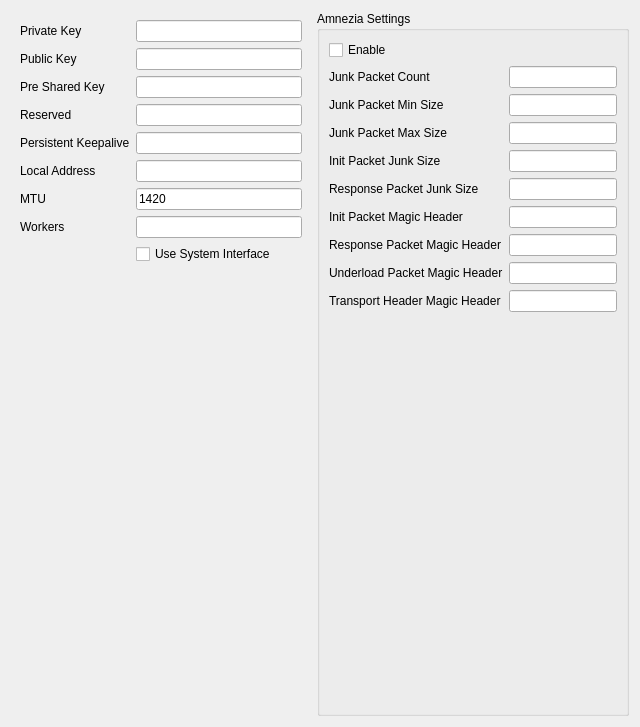
Userbash/Neko_Throne, file include/ui/profile/edit_wireguard.ui: the form before one commit.
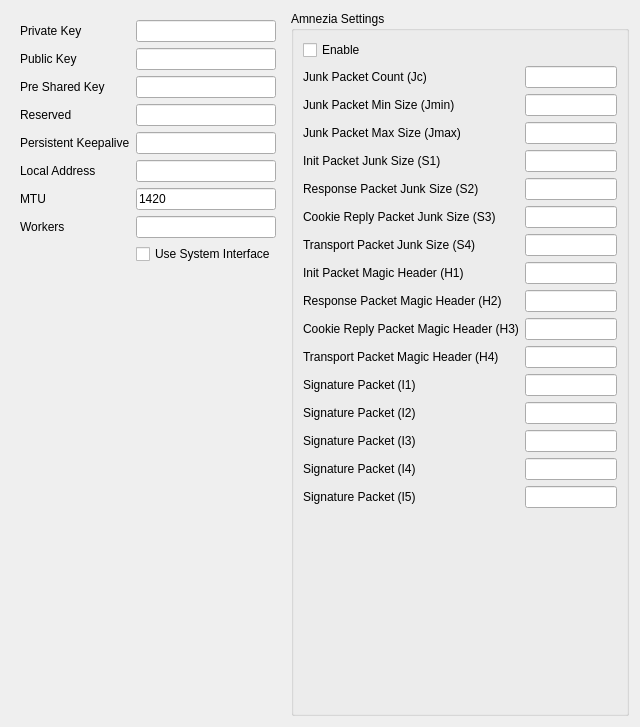
The form after the commit.

What changed in the file:
```diff
--- a/include/ui/profile/edit_wireguard.ui
+++ b/include/ui/profile/edit_wireguard.ui
@@ -136,7 +136,7 @@
       <item row="1" column="0">
        <widget class="QLabel" name="label_2">
         <property name="text">
-         <string>Junk Packet Count</string>
+         <string>Junk Packet Count (Jc)</string>
         </property>
        </widget>
       </item>
@@ -146,7 +146,7 @@
       <item row="2" column="0">
        <widget class="QLabel" name="label_3">
         <property name="text">
-         <string>Junk Packet Min Size</string>
+         <string>Junk Packet Min Size (Jmin)</string>
         </property>
        </widget>
       </item>
@@ -156,7 +156,7 @@
       <item row="3" column="0">
        <widget class="QLabel" name="label_4">
         <property name="text">
-         <string>Junk Packet Max Size</string>
+         <string>Junk Packet Max Size (Jmax)</string>
         </property>
        </widget>
       </item>
@@ -166,7 +166,7 @@
       <item row="4" column="0">
        <widget class="QLabel" name="label_5">
         <property name="text">
-         <string>Init Packet Junk Size</string>
+         <string>Init Packet Junk Size (S1)</string>
         </property>
        </widget>
       </item>
@@ -176,7 +176,7 @@
       <item row="5" column="0">
        <widget class="QLabel" name="label_6">
         <property name="text">
-         <string>Response Packet Junk Size</string>
+         <string>Response Packet Junk Size (S2)</string>
         </property>
        </widget>
       </item>
@@ -186,7 +186,7 @@
       <item row="6" column="0">
        <widget class="QLabel" name="label_7">
         <property name="text">
-         <string>Init Packet Magic Header</string>
+         <string>Cookie Reply Packet Junk Size (S3)</string>
         </property>
        </widget>
       </item>
@@ -196,7 +196,7 @@
       <item row="7" column="0">
        <widget class="QLabel" name="label_8">
         <property name="text">
-         <string>Response Packet Magic Header</string>
+         <string>Transport Packet Junk Size (S4)</string>
         </property>
        </widget>
       </item>
@@ -206,7 +206,7 @@
       <item row="8" column="0">
        <widget class="QLabel" name="label_9">
         <property name="text">
-         <string>Underload Packet Magic Header</string>
+         <string>Init Packet Magic Header (H1)</string>
         </property>
        </widget>
       </item>
@@ -216,12 +216,82 @@
       <item row="9" column="0">
        <widget class="QLabel" name="label_10">
         <property name="text">
-         <string>Transport Header Magic Header</string>
+         <string>Response Packet Magic Header (H2)</string>
         </property>
        </widget>
       </item>
       <item row="9" column="1">
-       <widget class="QLineEdit" name="transport_packet_magic_header"/>
+       <widget class="QLineEdit" name="h2"/>
+      </item>
+      <item row="10" column="0">
+       <widget class="QLabel" name="h3_l">
+        <property name="text">
+         <string>Cookie Reply Packet Magic Header (H3)</string>
+        </property>
+       </widget>
+      </item>
+      <item row="10" column="1">
+       <widget class="QLineEdit" name="h3"/>
+      </item>
+      <item row="11" column="0">
+       <widget class="QLabel" name="h4_l">
+        <property name="text">
+         <string>Transport Packet Magic Header (H4)</string>
+        </property>
+       </widget>
+      </item>
+      <item row="11" column="1">
+       <widget class="QLineEdit" name="h4"/>
+      </item>
+      <item row="12" column="0">
+       <widget class="QLabel" name="i1_l">
+        <property name="text">
+         <string>Signature Packet (I1)</string>
+        </property>
+       </widget>
+      </item>
+      <item row="12" column="1">
+       <widget class="QLineEdit" name="i1"/>
+      </item>
+      <item row="13" column="0">
+       <widget class="QLabel" name="i2_l">
+        <property name="text">
+         <string>Signature Packet (I2)</string>
+        </property>
+       </widget>
+      </item>
+      <item row="13" column="1">
+       <widget class="QLineEdit" name="i2"/>
+      </item>
+      <item row="14" column="0">
+       <widget class="QLabel" name="i3_l">
+        <property name="text">
+         <string>Signature Packet (I3)</string>
+        </property>
+       </widget>
+      </item>
+      <item row="14" column="1">
+       <widget class="QLineEdit" name="i3"/>
+      </item>
+      <item row="15" column="0">
+       <widget class="QLabel" name="i4_l">
+        <property name="text">
+         <string>Signature Packet (I4)</string>
+        </property>
+       </widget>
+      </item>
+      <item row="15" column="1">
+       <widget class="QLineEdit" name="i4"/>
+      </item>
+      <item row="16" column="0">
+       <widget class="QLabel" name="i5_l">
+        <property name="text">
+         <string>Signature Packet (I5)</string>
+        </property>
+       </widget>
+      </item>
+      <item row="16" column="1">
+       <widget class="QLineEdit" name="i5"/>
       </item>
      </layout>
     </widget>
```
Left out of the diff: 38 changed lines with no effect on the pictures.
